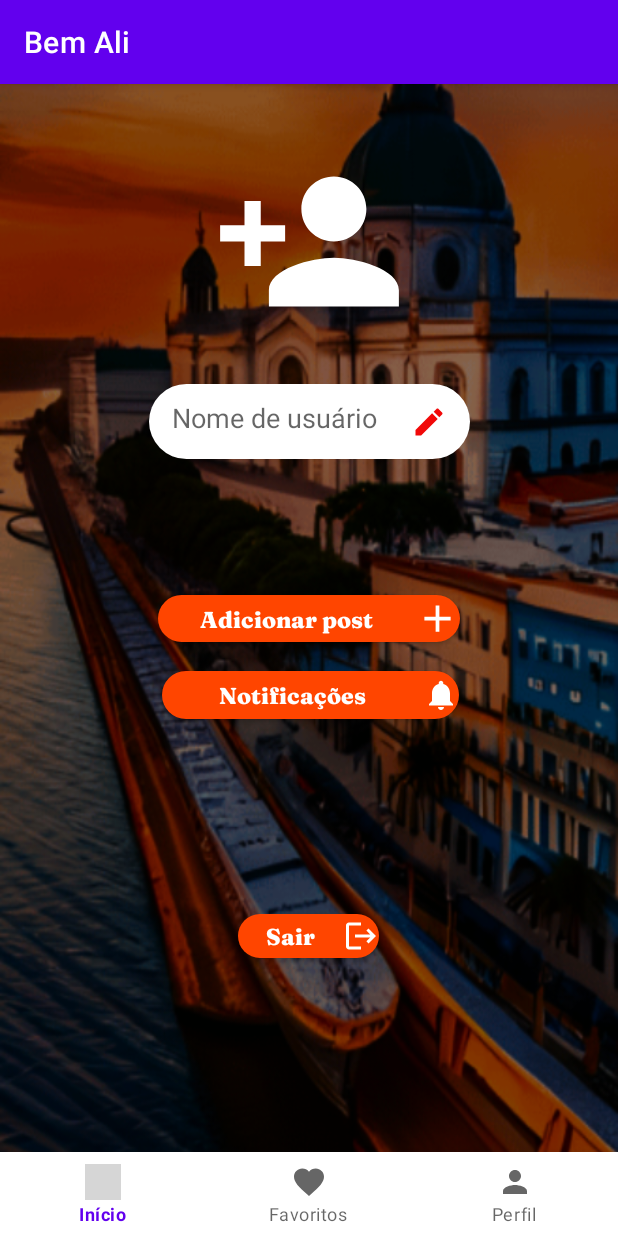
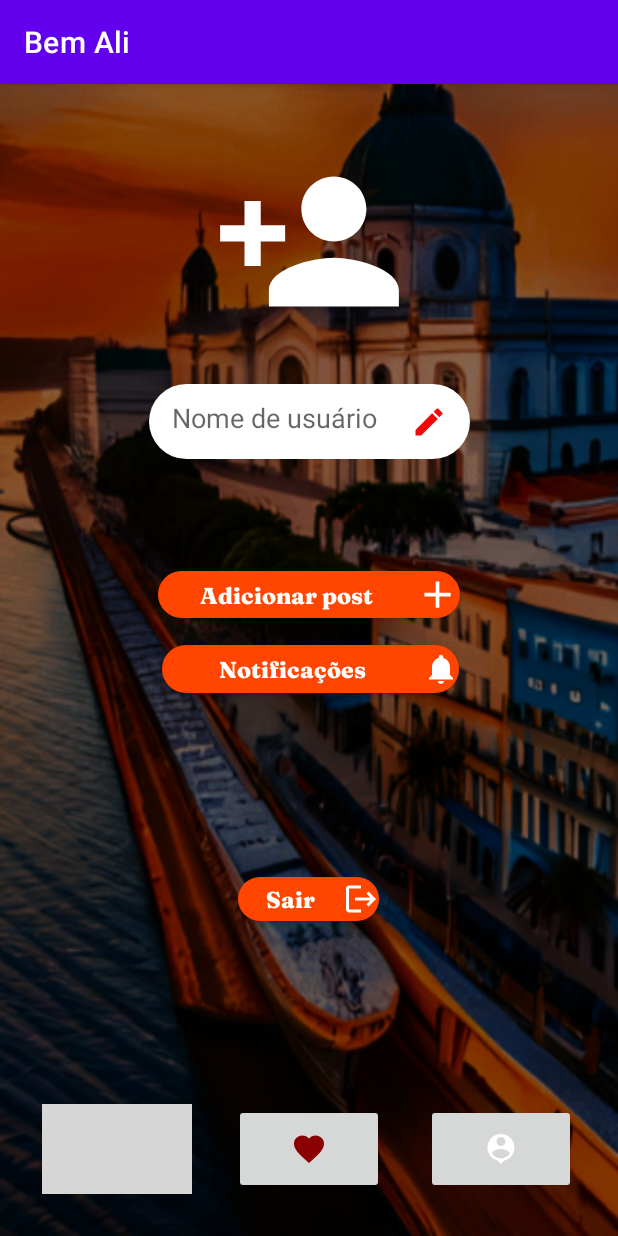
Before and after one commit to AliceK4rolyn/Bem-Ali-app, an Android app: the Perfil screen opened directly, with no data from a screen before it, on a phone screen of 412 x 824 dp. Run offline under Robolectric (Android 15) with nearby library versions, the phone set to English and light mode, and no system bars; grey boxes are pictures that could not be loaded.

Commit message:
Navegação das telas restantes

```diff
--- a/app/build.gradle.kts
+++ b/app/build.gradle.kts
@@ -43,6 +43,8 @@ dependencies {
     implementation("androidx.appcompat:appcompat:1.6.1")
     implementation("com.google.android.material:material:1.10.0")
     implementation("androidx.constraintlayout:constraintlayout:2.1.4")
+    implementation("androidx.navigation:navigation-fragment-ktx:2.7.5")
+    implementation("androidx.navigation:navigation-ui-ktx:2.7.5")
     testImplementation("junit:junit:4.13.2")
     androidTestImplementation("androidx.test.ext:junit:1.1.5")
     androidTestImplementation("androidx.test.espresso:espresso-core:3.5.1")
--- a/app/src/main/java/com/example/demoapp/Login.kt
+++ b/app/src/main/java/com/example/demoapp/Login.kt
@@ -44,8 +44,6 @@ class Login : AppCompatActivity() {
         }
     }
 
-
-
     private fun mensagem(view: View, mensagem: String){
         val snackbar = Snackbar.make(view, mensagem, Snackbar.LENGTH_SHORT)
         snackbar.setBackgroundTint(Color.parseColor("#ff0000"))
--- a/app/src/main/java/com/example/demoapp/Perfil.kt
+++ b/app/src/main/java/com/example/demoapp/Perfil.kt
@@ -1,11 +1,54 @@
 package com.example.demoapp
 
+import android.content.Intent
 import androidx.appcompat.app.AppCompatActivity
 import android.os.Bundle
+import com.example.demoapp.databinding.ActivityCadastroBinding
+import com.example.demoapp.databinding.ActivityPerfilBinding
 
 class Perfil : AppCompatActivity() {
+
+    private lateinit var binding: ActivityPerfilBinding
     override fun onCreate(savedInstanceState: Bundle?) {
         super.onCreate(savedInstanceState)
-        setContentView(R.layout.activity_perfil)
+        binding = ActivityPerfilBinding.inflate(layoutInflater)
+        setContentView(binding.root)
+
+        binding.buttonSair.setOnClickListener{
+            irParaMain()
+        }
+
+        binding.buttonHome.setOnClickListener {
+            irParaInicio()
+        }
+
+        binding.buttonFavoritos.setOnClickListener {
+            irParaFavoritos()
+        }
+
+        binding.buttonPerfil.setOnClickListener {
+            irParaPerfil()
+        }
+
+    }
+
+    private fun irParaInicio(){
+        val inicio = Intent(this, Feed_App::class.java)
+        startActivity(inicio)
+    }
+
+    private fun irParaFavoritos(){
+        val irFavoritos = Intent(this,Favoritos::class.java)
+        startActivity(irFavoritos)
+    }
+
+    private fun irParaPerfil(){
+        val irPerfil = Intent(this, Perfil::class.java)
+        startActivity(irPerfil)
+    }
+
+    private fun irParaMain(){
+        val sair = Intent(this, MainActivity::class.java)
+        startActivity(sair)
     }
 }
--- a/app/src/main/res/layout/activity_perfil.xml
+++ b/app/src/main/res/layout/activity_perfil.xml
@@ -17,16 +17,6 @@
         app:layout_constraintTop_toTopOf="parent"
         app:srcCompat="@drawable/ic_person"/>
 
-
-    <com.google.android.material.bottomnavigation.BottomNavigationView
-        android:id="@+id/bottom_navigation"
-        android:layout_width="match_parent"
-        android:layout_height="wrap_content"
-        app:layout_constraintBottom_toBottomOf="parent"
-        app:layout_constraintEnd_toEndOf="parent"
-        app:layout_constraintStart_toStartOf="parent"
-        app:menu="@menu/bottom_navigation_menu" />
-
     <EditText
         android:id="@+id/pesquisar"
         style="@style/Pesquisar"
@@ -40,7 +30,7 @@
         app:layout_constraintTop_toTopOf="parent" />
 
     <androidx.appcompat.widget.AppCompatButton
-        android:id="@+id/button_add_post"
+        android:id="@+id/buttonAddPost"
         style="@style/Button"
         android:layout_width="201dp"
         android:layout_height="31dp"
@@ -49,13 +39,13 @@
         android:fontFamily="@font/fraunces_extrabold"
         android:text="@string/post"
         android:textSize="15dp"
-        app:layout_constraintBottom_toTopOf="@+id/bottom_navigation"
+        app:layout_constraintBottom_toTopOf="@+id/buttonFavoritos"
         app:layout_constraintEnd_toEndOf="parent"
         app:layout_constraintStart_toStartOf="parent"
         app:layout_constraintTop_toTopOf="parent" />
 
     <androidx.appcompat.widget.AppCompatButton
-        android:id="@+id/button_notificacoes"
+        android:id="@+id/buttonNotificacoes"
         style="@style/Button"
         android:layout_width="198dp"
         android:layout_height="32dp"
@@ -64,15 +54,49 @@
         android:fontFamily="@font/fraunces_extrabold"
         android:text="@string/note"
         android:textSize="15dp"
-        app:layout_constraintBottom_toTopOf="@+id/bottom_navigation"
+        app:layout_constraintBottom_toTopOf="@+id/buttonFavoritos"
         app:layout_constraintEnd_toEndOf="parent"
         app:layout_constraintHorizontal_bias="0.507"
         app:layout_constraintStart_toStartOf="parent"
-        app:layout_constraintTop_toBottomOf="@id/button_add_post"
+        app:layout_constraintTop_toBottomOf="@id/buttonAddPost"
         app:layout_constraintVertical_bias="0.062" />
 
+
+    <ImageButton
+        android:id="@+id/buttonHome"
+        android:layout_width="100dp"
+        android:layout_height="60dp"
+        android:layout_marginBottom="28dp"
+        app:layout_constraintBottom_toBottomOf="parent"
+        app:layout_constraintEnd_toStartOf="@+id/buttonFavoritos"
+        app:layout_constraintHorizontal_bias="0.5"
+        app:layout_constraintStart_toStartOf="parent"
+        app:srcCompat="@drawable/ic_home" />
+
+    <ImageButton
+        android:id="@+id/buttonFavoritos"
+        android:layout_width="100dp"
+        android:layout_height="60dp"
+        android:layout_marginBottom="28dp"
+        app:layout_constraintBottom_toBottomOf="parent"
+        app:layout_constraintEnd_toStartOf="@+id/buttonPerfil"
+        app:layout_constraintHorizontal_bias="0.5"
+        app:layout_constraintStart_toEndOf="@+id/buttonHome"
+        app:srcCompat="@drawable/ic_favorite" />
+
+    <ImageButton
+        android:id="@+id/buttonPerfil"
+        android:layout_width="100dp"
+        android:layout_height="60dp"
+        android:layout_marginBottom="28dp"
+        app:layout_constraintBottom_toBottomOf="parent"
+        app:layout_constraintEnd_toEndOf="parent"
+        app:layout_constraintHorizontal_bias="0.5"
+        app:layout_constraintStart_toEndOf="@+id/buttonFavoritos"
+        app:srcCompat="@drawable/ic_perfil" />
+
     <androidx.appcompat.widget.AppCompatButton
-        android:id="@+id/button_sair"
+        android:id="@+id/buttonSair"
         style="@style/Button"
         android:layout_width="94dp"
         android:layout_height="29dp"
@@ -81,10 +105,10 @@
         android:fontFamily="@font/fraunces_extrabold"
         android:text="@string/logOut"
         android:textSize="15dp"
-        app:layout_constraintBottom_toTopOf="@+id/bottom_navigation"
+        app:layout_constraintBottom_toTopOf="@+id/buttonFavoritos"
         app:layout_constraintEnd_toEndOf="parent"
         app:layout_constraintHorizontal_bias="0.498"
         app:layout_constraintStart_toStartOf="parent"
-        app:layout_constraintTop_toBottomOf="@+id/button_notificacoes" />
+        app:layout_constraintTop_toBottomOf="@+id/buttonNotificacoes" />
 
 </androidx.constraintlayout.widget.ConstraintLayout>
--- a/app/src/main/res/values/strings.xml
+++ b/app/src/main/res/values/strings.xml
@@ -11,4 +11,6 @@
     <string name="logOut">Sair</string>
     <string name="note">Notificações</string>
     <string name="post">Adicionar post</string>
+    <!-- TODO: Remove or change this placeholder text -->
+    <string name="hello_blank_fragment">Hello blank fragment</string>
 </resources>
```
Also changed, not shown: app/src/main/java/com/example/demoapp/Favoritos.kt (+35 -1 lines), app/src/main/java/com/example/demoapp/Feed_App.kt (+36 -1 lines), app/src/main/res/layout/activity_favoritos.xml (+37 -12 lines), app/src/main/res/layout/activity_feed_app.xml (+46 -16 lines).
